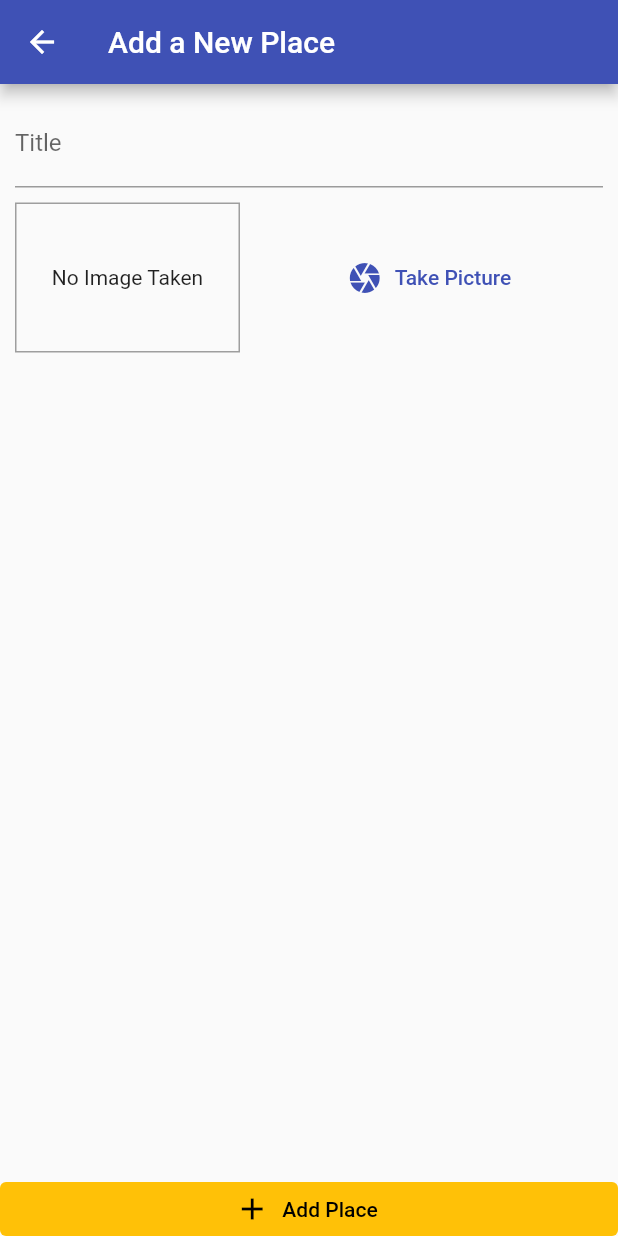
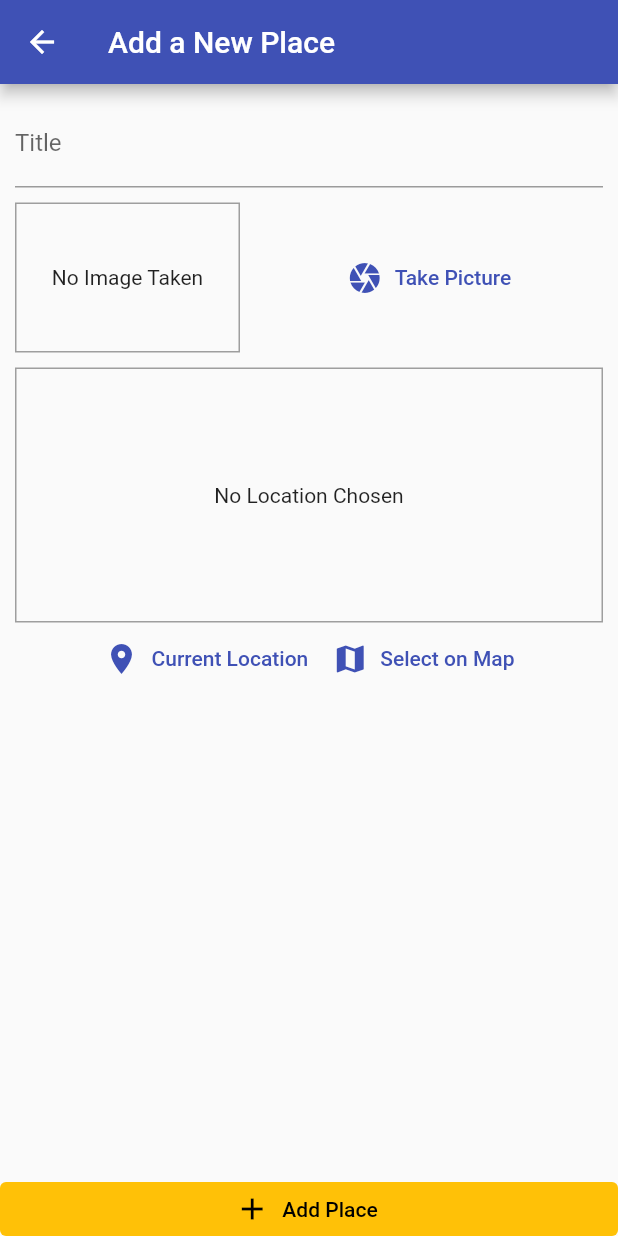
Before and after one commit to Mingzhao91/flutter-your-places, a Flutter app: the AddPlaceScreen screen opened by its route, on a phone screen of 412 x 824 dp. Run offline on Flutter 3.47's test engine with Material 2 defaults, Android fonts, the phone set to English and light mode, and no system bars; our stand-ins replace image_picker, sqflite; accounts and stored records are empty.

Commit message:
add location input

```diff
--- a/lib/screens/add_place_screen.dart
+++ b/lib/screens/add_place_screen.dart
@@ -5,6 +5,7 @@
 import '../providers/greate_places.dart';
 
 import '../widgets/image_input.dart';
+import '../widgets/location_input.dart';
 
 class AddPlaceScreen extends StatefulWidget {
   static const routeName = '/add-place';
@@ -55,6 +56,8 @@
                         height: 10,
                       ),
                       ImageInput(_selectImage),
+                      SizedBox(height: 10),
+                      LocationInput(),
                     ],
                   ),
                 ),
--- /dev/null
+++ b/lib/widgets/location_input.dart
@@ -0,0 +1,59 @@
+import 'package:flutter/material.dart';
+
+class LocationInput extends StatefulWidget {
+  const LocationInput({Key key}) : super(key: key);
+
+  @override
+  State<LocationInput> createState() => _LocationInputState();
+}
+
+class _LocationInputState extends State<LocationInput> {
+  String _previewImageUrl;
+
+  @override
+  Widget build(BuildContext context) {
+    return Column(
+      children: [
+        Container(
+          height: 170,
+          width: double.infinity,
+          alignment: Alignment.center,
+          decoration: BoxDecoration(
+            border: Border.all(width: 1, color: Colors.grey),
+          ),
+          child: _previewImageUrl == null
+              ? Text(
+                  'No Location Chosen',
+                  textAlign: TextAlign.center,
+                )
+              : Image.network(
+                  _previewImageUrl,
+                  fit: BoxFit.cover,
+                  width: double.infinity,
+                ),
+        ),
+        Row(
+          mainAxisAlignment: MainAxisAlignment.center,
+          children: [
+            TextButton.icon(
+              icon: Icon(Icons.location_on),
+              label: Text('Current Location'),
+              style: TextButton.styleFrom(
+                foregroundColor: Theme.of(context).primaryColor,
+              ),
+              onPressed: () {},
+            ),
+            TextButton.icon(
+              icon: Icon(Icons.map),
+              label: Text('Select on Map'),
+              style: TextButton.styleFrom(
+                foregroundColor: Theme.of(context).primaryColor,
+              ),
+              onPressed: () {},
+            ),
+          ],
+        )
+      ],
+    );
+  }
+}
```
